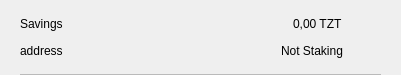
Above: src/qt/tanzanite/forms/csrow.ui from altecoin-altc/altecoin before the change. Below: the same form after it.
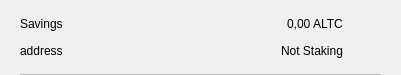
That is the form after the change. Icons and pictures are not drawn.

```diff
--- a/src/qt/tanzanite/forms/csrow.ui
+++ b/src/qt/tanzanite/forms/csrow.ui
@@ -99,7 +99,7 @@
            <item>
             <widget class="QLabel" name="labelAmount">
              <property name="text">
-              <string>0,00 TZT</string>
+              <string>0,00 ALTC</string>
              </property>
             </widget>
            </item>
```
